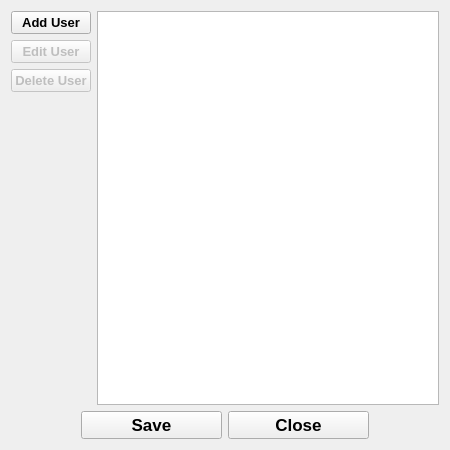
Before: the Qt Designer form ArduinoGatekeeperAdmin/Forms/UserManager.ui in AdrianoGoede/ArduinoGatekeeper, drawn with Qt 5.
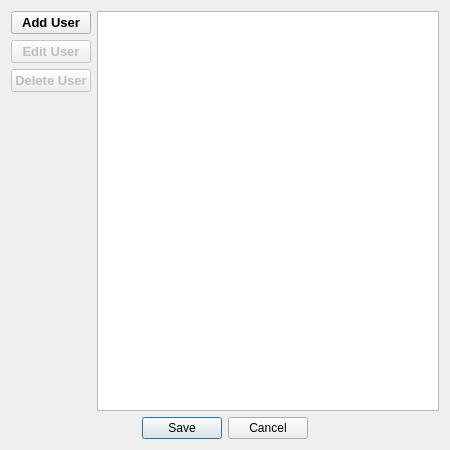
After: the same form once the commit is applied. Icons and pictures are not drawn.

The edit to the form file:
```diff
--- a/ArduinoGatekeeperAdmin/Forms/UserManager.ui
+++ b/ArduinoGatekeeperAdmin/Forms/UserManager.ui
@@ -108,65 +108,17 @@
     </layout>
    </item>
    <item row="1" column="0">
-    <layout class="QHBoxLayout" name="horizontalLayout" stretch="1,2,2,1">
+    <layout class="QHBoxLayout" name="horizontalLayout" stretch="0">
      <item>
-      <spacer name="horizontalSpacer1">
-       <property name="orientation">
-        <enum>Qt::Orientation::Horizontal</enum>
+      <widget class="QDialogButtonBox" name="buttonBox">
+       <property name="standardButtons">
+        <set>QDialogButtonBox::StandardButton::Cancel|QDialogButtonBox::StandardButton::Save</set>
        </property>
-       <property name="sizeHint" stdset="0">
-        <size>
-         <width>40</width>
-         <height>20</height>
-        </size>
+       <property name="centerButtons">
+        <bool>true</bool>
        </property>
-      </spacer>
-     </item>
-     <item>
-      <widget class="QPushButton" name="pbSave">
-       <property name="font">
-        <font>
-         <pointsize>13</pointsize>
-         <bold>true</bold>
-        </font>
-       </property>
-       <property name="text">
-        <string>Save</string>
-       </property>
-       <property name="icon">
-        <iconset theme="QIcon::ThemeIcon::DocumentSave"/>
-       </property>
       </widget>
      </item>
-     <item>
-      <widget class="QPushButton" name="pbClose">
-       <property name="font">
-        <font>
-         <pointsize>13</pointsize>
-         <bold>true</bold>
-        </font>
-       </property>
-       <property name="text">
-        <string>Close</string>
-       </property>
-       <property name="icon">
-        <iconset theme="QIcon::ThemeIcon::ApplicationExit"/>
-       </property>
-      </widget>
-     </item>
-     <item>
-      <spacer name="horizontalSpacer2">
-       <property name="orientation">
-        <enum>Qt::Orientation::Horizontal</enum>
-       </property>
-       <property name="sizeHint" stdset="0">
-        <size>
-         <width>40</width>
-         <height>20</height>
-        </size>
-       </property>
-      </spacer>
-     </item>
     </layout>
    </item>
   </layout>
```
